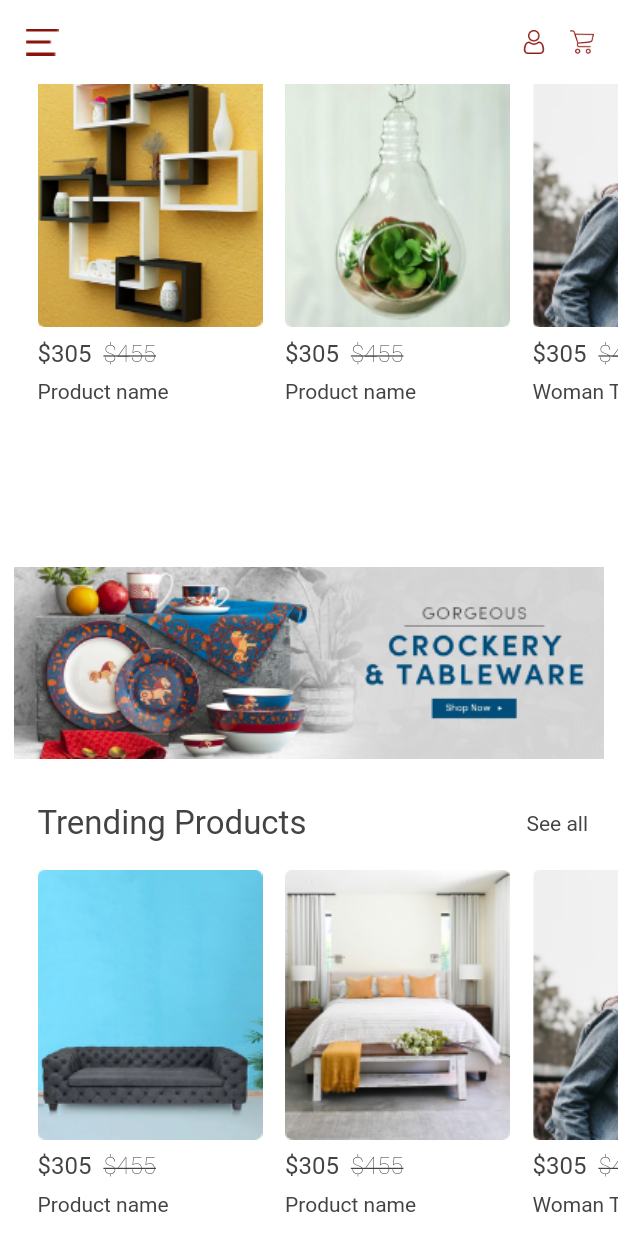
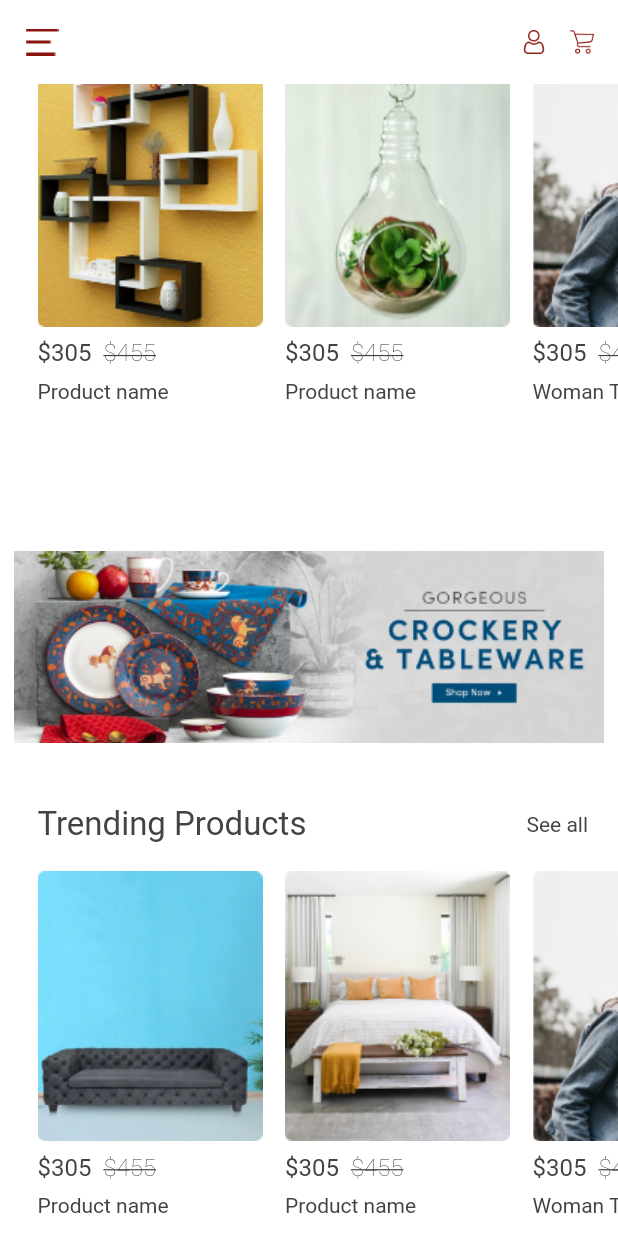
Before and after one commit to priyeshstackapp/homesaaz, a Flutter app: the HomeScreen screen opened directly, scrolled down 576 dp, on a phone screen of 412 x 824 dp. Run offline on Flutter 3.47's test engine with Material 2 defaults, Android fonts, the phone set to English and light mode, and no system bars; our stand-ins replace carousel_slider, dotted_border, fluttertoast, rating_bar, shared_preferences; missing offline and left inert: credit_card_slider; accounts and stored records are empty; Roboto replaces fonts that are missing (NeueFrutigerWorld).

Commit message:
Update : home screen

```diff
--- a/lib/screen/home/home_screen.dart
+++ b/lib/screen/home/home_screen.dart
@@ -239,7 +239,7 @@ class HomeScreenState extends State<HomeScreen> {
               SizedBox(height: 14),
 
               categories(),
-              SizedBox(height: 25),
+              SizedBox(height:  height*0.03),
 
               //New Products
               Row(
@@ -300,11 +300,11 @@ class HomeScreenState extends State<HomeScreen> {
                       );
                     }),
               ),
-              SizedBox(height: 10),
+              //SizedBox(height: 10),
 
               //Center Banner
               Image.asset(App.banner_center),
-              SizedBox(height: 30),
+              SizedBox(height: height*0.05),
 
               //Trending Products
               Row(
@@ -366,11 +366,11 @@ class HomeScreenState extends State<HomeScreen> {
                       );
                     }),
               ),
-              SizedBox(height: 10),
+              //SizedBox(height: 10),
 
               //Bottom Banner
               Image.asset(App.banner_bottom),
-              SizedBox(height: 30),
+              SizedBox(height:  height*0.05),
 
               //Featured Products
               Row(
@@ -432,7 +432,7 @@ class HomeScreenState extends State<HomeScreen> {
                       );
                     }),
               ),
-              SizedBox(height: 10),
+              //SizedBox(height: 10),
             ],
           ),
         ),
@@ -535,7 +535,6 @@ class HomeScreenState extends State<HomeScreen> {
                           fit: BoxFit.cover),
                     ),
                     Container(
-                      padding: const EdgeInsets.all(5),
                       child: Center(
                         child: Text(
                           model.categoriesName[index],
@@ -544,6 +543,7 @@ class HomeScreenState extends State<HomeScreen> {
                               color: ColorRes.whiteColor,
                               fontFamily: 'NeueFrutigerWorld',
                               fontWeight: FontWeight.bold),
+                          textAlign: TextAlign.center,
                         ),
                       ),
                     ),
```
Also changed, not shown: lib/screen/login/login_screen.dart (+8 -1 lines).
